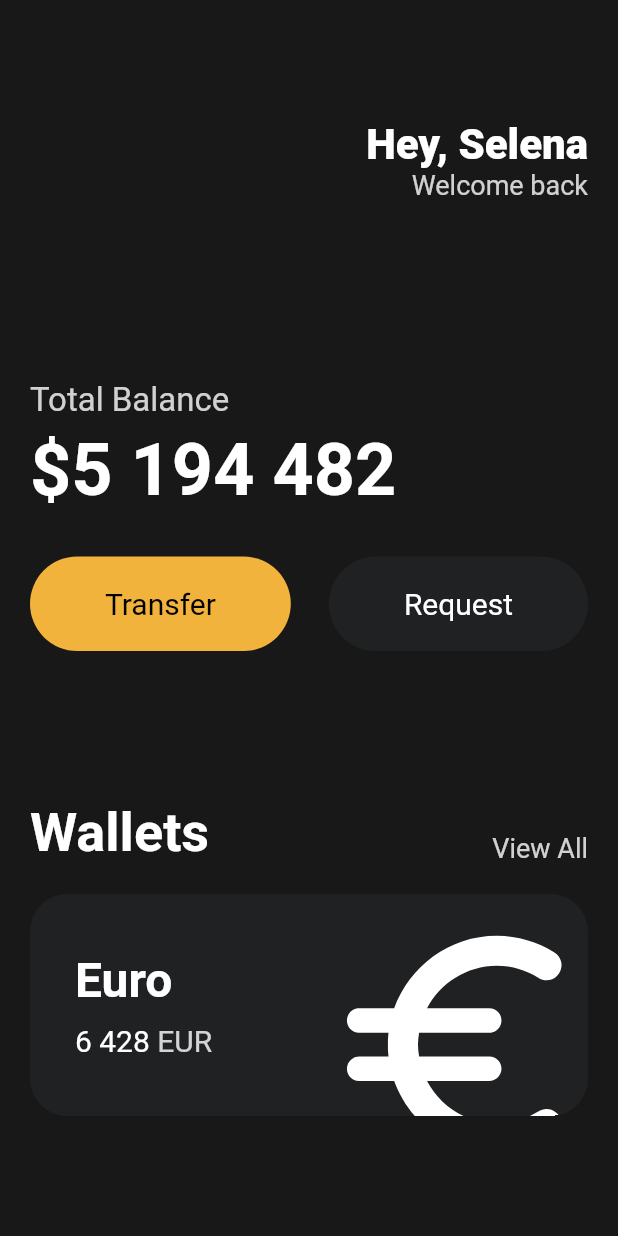
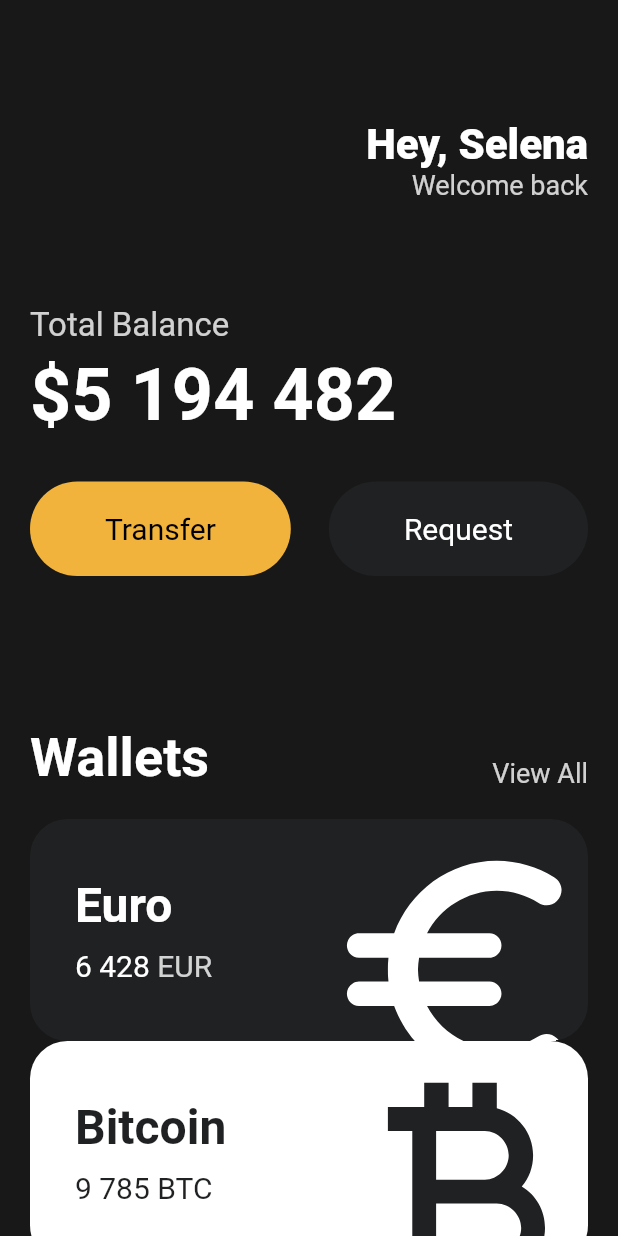
Before and after one commit to dongkyun2331/flutter-ui, a Flutter app: the screen it shows after launch, on a phone screen of 412 x 824 dp. Run offline on Flutter 3.47's test engine with Material 2 defaults, Android fonts, the phone set to English and light mode, and no system bars.

Commit message:
reusable cards

```diff
--- a/lib/main.dart
+++ b/lib/main.dart
@@ -1,5 +1,6 @@
 import 'package:flutter/material.dart';
 import 'package:ui/widgets/Button.dart';
+import 'package:ui/widgets/currency_card.dart';
 
 void main() {
   runApp(App());
@@ -11,7 +12,8 @@ class App extends StatelessWidget {
     return MaterialApp(
       home: Scaffold(
         backgroundColor: const Color(0xFF181818),
-        body: Padding(
+        body: SingleChildScrollView(
+          child: Padding(
             padding: const EdgeInsets.symmetric(horizontal: 20),
             child: Column(
               crossAxisAlignment: CrossAxisAlignment.start,
@@ -45,7 +47,7 @@ class App extends StatelessWidget {
                   ],
                 ),
                 const SizedBox(
-                height: 120,
+                  height: 70,
                 ),
                 Text(
                   'Total Balance',
@@ -110,70 +112,29 @@ class App extends StatelessWidget {
                 const SizedBox(
                   height: 20,
                 ),
-              Container(
-                clipBehavior: Clip.hardEdge,
-                decoration: BoxDecoration(
-                  color: const Color(0xFF1F2123),
-                  borderRadius: BorderRadius.circular(25),
+                const CurrencyCard(
+                  name: 'Euro',
+                  code: 'EUR',
+                  amount: '6 428',
+                  icon: Icons.euro_rounded,
+                  isInverted: false,
                 ),
-                child: Padding(
-                  padding: const EdgeInsets.all(30),
-                  child: Row(
-                    mainAxisAlignment: MainAxisAlignment.spaceBetween,
-                    children: [
-                      Column(
-                        crossAxisAlignment: CrossAxisAlignment.start,
-                        children: [
-                          const Text(
-                            'Euro',
-                            style: TextStyle(
-                              color: Colors.white,
-                              fontSize: 32,
-                              fontWeight: FontWeight.w600,
+                const CurrencyCard(
+                  name: 'Bitcoin',
+                  code: 'BTC',
+                  amount: '9 785',
+                  icon: Icons.currency_bitcoin,
+                  isInverted: true,
                 ),
-                          ),
-                          const SizedBox(
-                            height: 10,
-                          ),
-                          Row(
-                            children: [
-                              const Text(
-                                '6 428',
-                                style: TextStyle(
-                                  color: Colors.white,
-                                  fontSize: 20,
-                                ),
-                              ),
-                              const SizedBox(
-                                width: 5,
-                              ),
-                              Text(
-                                'EUR',
-                                style: TextStyle(
-                                  color: Colors.white.withOpacity(0.8),
-                                  fontSize: 20,
-                                ),
+                const CurrencyCard(
+                  name: 'Dollar',
+                  code: 'USD',
+                  amount: '428',
+                  icon: Icons.attach_money_outlined,
+                  isInverted: false,
                 ),
               ],
-                          )
-                        ],
             ),
-                      Transform.scale(
-                        scale: 2.2,
-                        child: Transform.translate(
-                          offset: const Offset(-5, 12),
-                          child: const Icon(
-                            Icons.euro_rounded,
-                            color: Colors.white,
-                            size: 88,
-                          ),
-                        ),
-                      )
-                    ],
-                  ),
-                ),
-              ),
-            ],
           ),
         ),
       ),
--- /dev/null
+++ b/lib/widgets/currency_card.dart
@@ -0,0 +1,90 @@
+import 'package:flutter/material.dart';
+
+class CurrencyCard extends StatelessWidget {
+  final String name, code, amount;
+  final IconData icon;
+  final bool isInverted;
+
+  final _blackColor = const Color(0xFF1F2123);
+
+  const CurrencyCard({
+    super.key,
+    required this.name,
+    required this.code,
+    required this.amount,
+    required this.icon,
+    required this.isInverted,
+  });
+
+  @override
+  Widget build(BuildContext context) {
+    return Container(
+      clipBehavior: Clip.hardEdge,
+      decoration: BoxDecoration(
+        color: isInverted ? Colors.white : _blackColor,
+        borderRadius: BorderRadius.circular(25),
+      ),
+      child: Padding(
+        padding: const EdgeInsets.all(30),
+        child: Row(
+          mainAxisAlignment: MainAxisAlignment.spaceBetween,
+          children: [
+            Column(
+              crossAxisAlignment: CrossAxisAlignment.start,
+              children: [
+                Text(
+                  name,
+                  style: TextStyle(
+                    color: isInverted ? _blackColor : Colors.white,
+                    fontSize: 32,
+                    fontWeight: FontWeight.w600,
+                  ),
+                ),
+                const SizedBox(
+                  height: 10,
+                ),
+                Row(
+                  children: [
+                    Text(
+                      amount,
+                      style: TextStyle(
+                        color: isInverted ? _blackColor : Colors.white,
+                        fontSize: 20,
+                      ),
+                    ),
+                    const SizedBox(
+                      width: 5,
+                    ),
+                    Text(
+                      code,
+                      style: TextStyle(
+                        color: isInverted
+                            ? _blackColor
+                            : Colors.white.withOpacity(0.8),
+                        fontSize: 20,
+                      ),
+                    ),
+                  ],
+                )
+              ],
+            ),
+            Transform.scale(
+              scale: 2.2,
+              child: Transform.translate(
+                offset: const Offset(
+                  -5,
+                  12,
+                ),
+                child: Icon(
+                  icon,
+                  color: isInverted ? _blackColor : Colors.white,
+                  size: 88,
+                ),
+              ),
+            )
+          ],
+        ),
+      ),
+    );
+  }
+}
```
Lines whose indentation alone changed are shown as unchanged.
